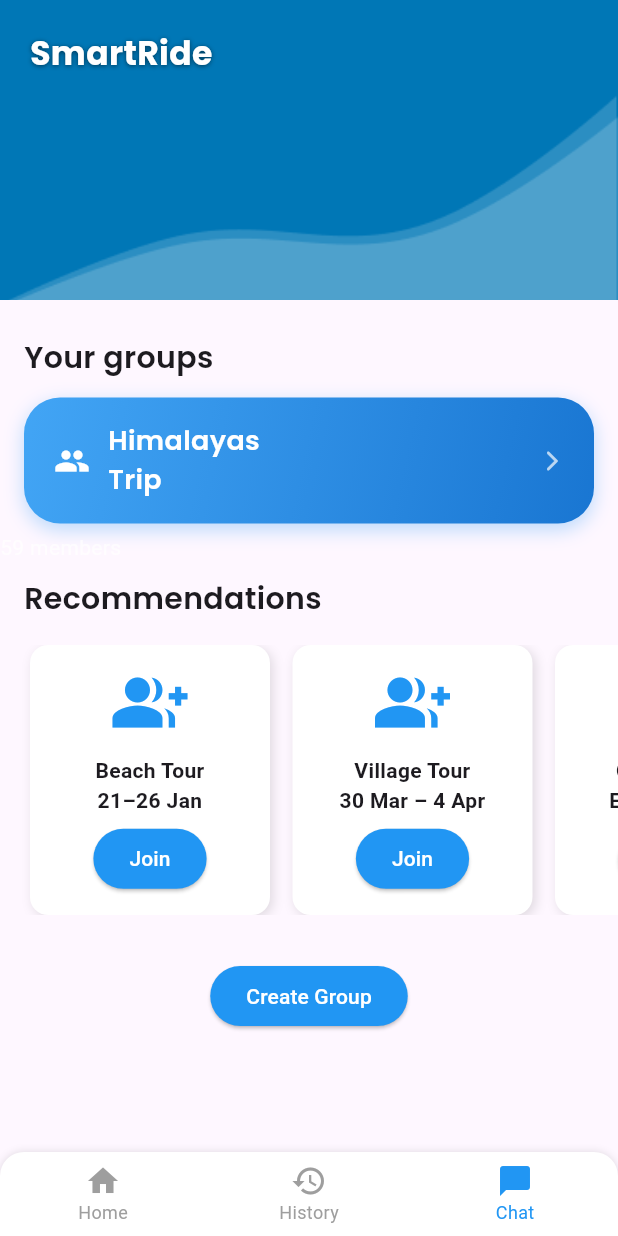
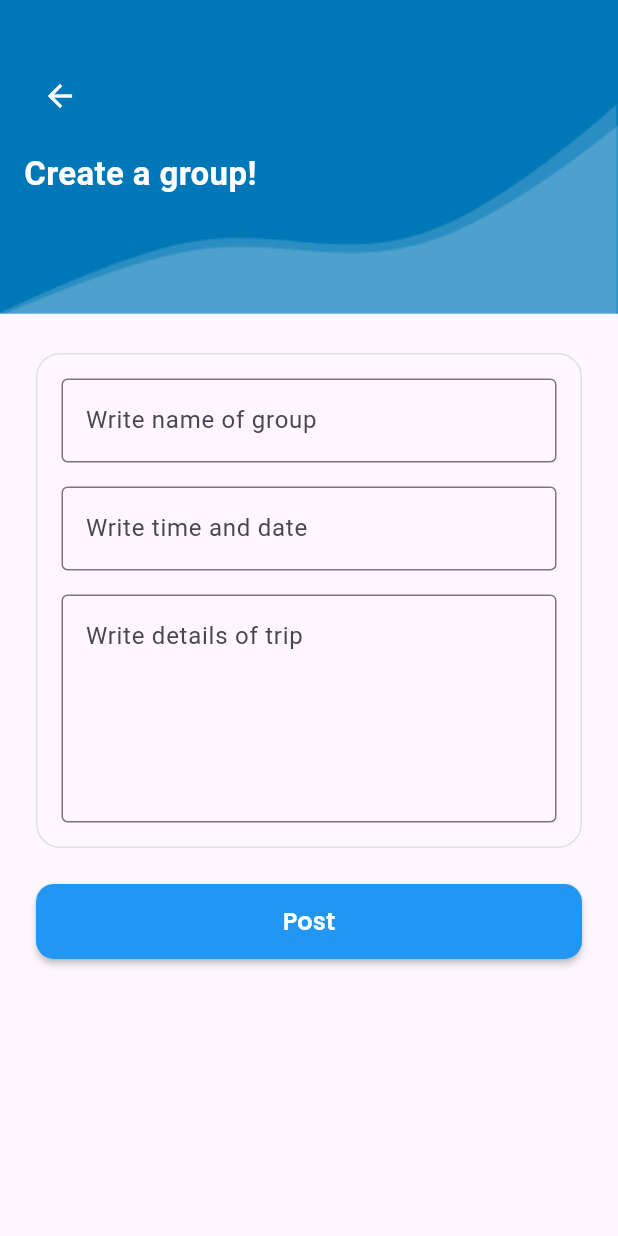
Before and after one commit to Jawad-Hassan/AI-Smart-Ride, a Flutter app: the HomePageView screen opened by its route, item 3 of the bottom bar chosen, after a tap on "Create Group", on a phone screen of 412 x 824 dp. Run offline on Flutter 3.47's test engine with Material 3 defaults, Android fonts, the phone set to English and light mode, and no system bars; our stand-ins replace flutter_map, get, latlong2.

Commit message:
group_posting

```diff
--- a/lib/src/modules/Home_Page/homepage_view.dart
+++ b/lib/src/modules/Home_Page/homepage_view.dart
@@ -42,7 +42,7 @@ class HomePageView extends StatelessWidget {
                   case 1:
                     return HistoryView();
                   case 2:
-                    return const GroupChatScreen();
+                    return GroupChatScreen();
                   default:
                     return _buildHomeContent(context);
                 }
--- a/lib/src/modules/chat_page/chat_page_view.dart
+++ b/lib/src/modules/chat_page/chat_page_view.dart
@@ -1,24 +1,23 @@
+// chat_page_view.dart
 import 'package:flutter/material.dart';
 import 'package:flutter_application_1/src/modules/chat_page/chat_page_logic.dart';
 import 'package:flutter_application_1/src/modules/chatting_screen/chatting_screen_view.dart';
-import 'package:flutter_application_1/src/modules/customwidget/custom_button.dart';
+import 'package:flutter_application_1/src/modules/group_posting/group_posting_logic.dart';
+import 'package:flutter_application_1/src/modules/group_posting/group_posting_view.dart';
 import 'package:get/get.dart';
 
 import 'package:flutter_application_1/src/modules/utlis/app_fonts.dart';
 import 'package:flutter_application_1/src/modules/utlis/app_images.dart';
 
 class GroupChatScreen extends StatelessWidget {
-  const GroupChatScreen({super.key});
+  GroupChatScreen({super.key});
+  final postLogic = Get.put(GroupPostingLogic());
 
   @override
   Widget build(BuildContext context) {
     final controller = Get.put(ChatPageLogic());
 
     return Scaffold(
-      // bottomNavigationBar: CustomBottomNavBar(
-      //   currentIndex: controller.currentIndex,
-      //   onTap: (index) => controller.onNavTapped(index, context),
-      // ),
       body: SingleChildScrollView(
         child: Column(
           crossAxisAlignment: CrossAxisAlignment.start,
@@ -56,22 +55,19 @@ class GroupChatScreen extends StatelessWidget {
                 ),
               ],
             ),
-
             Center(
               child: Column(
                 crossAxisAlignment: CrossAxisAlignment.start,
-                mainAxisAlignment: MainAxisAlignment.center,
                 children: [
+                  const SizedBox(height: 24),
                   Padding(
                     padding: const EdgeInsets.symmetric(horizontal: 16.0),
                     child: Column(
                       crossAxisAlignment: CrossAxisAlignment.start,
                       children: [
-                        const SizedBox(height: 24),
                         Text(
                           'Your groups',
-                          style:
-                              StyleRefer.poppinsSemiBold.copyWith(fontSize: 20),
+                          style: StyleRefer.poppinsSemiBold.copyWith(fontSize: 20),
                         ),
                         const SizedBox(height: 12),
                         buildGroupButton('Himalayas\nTrip'),
@@ -93,23 +89,24 @@ class GroupChatScreen extends StatelessWidget {
               ),
             ),
             const SizedBox(height: 16),
-            SizedBox(
+            Obx(() => SizedBox(
                   height: 180,
                   child: ListView(
                     scrollDirection: Axis.horizontal,
                     padding: const EdgeInsets.symmetric(horizontal: 20),
-                children: [
-                  _buildRecommendationCard('Beach Tour\n21–26 Jan'),
-                  _buildRecommendationCard('Village Tour\n30 Mar – 4 Apr'),
-                  _buildRecommendationCard('City Meetup\nEvery Sunday'),
-                ],
+                    children: postLogic.postedGroups.map((group) {
+                      final name = group['name']!;
+                      final time = group['time']!;
+                      return _buildRecommendationCard("$name\n$time");
+                    }).toList(),
                   ),
-            ),
+                )),
             const SizedBox(height: 30),
             Center(
               child: ElevatedButton(
                 onPressed: () {
-                  // Navigate to Create Group screen
+                  Navigator.push(context,
+                      MaterialPageRoute(builder: (context) => GroupPostingView()));
                 },
                 style: ElevatedButton.styleFrom(
                   backgroundColor: Colors.blue,
@@ -153,9 +150,7 @@ class GroupChatScreen extends StatelessWidget {
           ),
           const SizedBox(height: 5),
           ElevatedButton(
-            onPressed: () {
-              // Join group logic
-            },
+            onPressed: () {},
             style: ElevatedButton.styleFrom(
               backgroundColor: Colors.blue,
               foregroundColor: Colors.white,
@@ -170,7 +165,6 @@ class GroupChatScreen extends StatelessWidget {
   Widget buildGroupButton(String title) {
     return InkWell(
       onTap: () {
-        // Navigate to group chat or details
         Get.to(() => ChattingScreenView());
       },
       borderRadius: BorderRadius.circular(24),
--- /dev/null
+++ b/lib/src/modules/group_posting/group_posting_logic.dart
@@ -0,0 +1,42 @@
+// group_posting_logic.dart
+import 'package:flutter/material.dart';
+import 'package:get/get.dart';
+
+class GroupPostingLogic extends GetxController {
+  final groupNameController = TextEditingController();
+  final dateTimeController = TextEditingController();
+  final detailsController = TextEditingController();
+
+  // Store posted groups
+  var postedGroups = <Map<String, String>>[].obs;
+
+
+  void postGroup() {
+    final name = groupNameController.text;
+    final time = dateTimeController.text;
+    final details = detailsController.text;
+
+    if (name.isNotEmpty && time.isNotEmpty && details.isNotEmpty) {
+      postedGroups.add({
+        'name': name,
+        'time': time,
+        'details': details,
+      });
+
+      Get.snackbar("Group Created", "Name: $name\nTime: $time\nDetails: $details");
+      groupNameController.clear();
+      dateTimeController.clear();
+      detailsController.clear();
+    } else {
+      Get.snackbar("Error", "All fields are required.");
+    }
+  }
+
+  @override
+  void onClose() {
+    groupNameController.dispose();
+    dateTimeController.dispose();
+    detailsController.dispose();
+    super.onClose();
+  }
+}
--- /dev/null
+++ b/lib/src/modules/group_posting/group_posting_view.dart
@@ -0,0 +1,102 @@
+// group_posting_view.dart
+import 'package:flutter/material.dart';
+import 'package:flutter_application_1/src/modules/customwidget/custom_button.dart';
+import 'package:get/get.dart';
+import 'group_posting_logic.dart';
+
+class GroupPostingView extends StatelessWidget {
+  final logic = Get.put(GroupPostingLogic());
+
+  GroupPostingView({super.key});
+
+  @override
+  Widget build(BuildContext context) {
+    return Scaffold(
+      body: SingleChildScrollView(
+        child: Column(
+          children: [
+            Stack(
+              children: [
+                Image.asset(
+                  "assets/images/top.png",
+                  width: double.infinity,
+                  fit: BoxFit.cover,
+                ),
+                Positioned(
+                  top: 40,
+                  left: 16,
+                  child: IconButton(
+                    icon: const Icon(Icons.arrow_back, color: Colors.white),
+                    onPressed: () => Get.back(),
+                  ),
+                ),
+                const Positioned(
+                  top: 100,
+                  left: 16,
+                  child: Text(
+                    'Create a group!',
+                    style: TextStyle(
+                      color: Colors.white,
+                      fontSize: 22,
+                      fontWeight: FontWeight.bold,
+                    ),
+                  ),
+                ),
+              ],
+            ),
+            const SizedBox(height: 24),
+            Padding(
+              padding: const EdgeInsets.symmetric(horizontal: 24),
+              child: Container(
+                padding: const EdgeInsets.all(16),
+                decoration: BoxDecoration(
+                  border: Border.all(color: Colors.grey.shade300),
+                  borderRadius: BorderRadius.circular(16),
+                ),
+                child: Column(
+                  children: [
+                    TextField(
+                      controller: logic.groupNameController,
+                      decoration: const InputDecoration(
+                        hintText: "Write name of group",
+                        border: OutlineInputBorder(),
+                      ),
+                    ),
+                    const SizedBox(height: 16),
+                    TextField(
+                      controller: logic.dateTimeController,
+                      decoration: const InputDecoration(
+                        hintText: "Write time and date",
+                        border: OutlineInputBorder(),
+                      ),
+                    ),
+                    const SizedBox(height: 16),
+                    TextField(
+                      controller: logic.detailsController,
+                      maxLines: 5,
+                      decoration: const InputDecoration(
+                        hintText: "Write details of trip",
+                        border: OutlineInputBorder(),
+                      ),
+                    ),
+                  ],
+                ),
+              ),
+            ),
+            const SizedBox(height: 24),
+            Padding(
+              padding: const EdgeInsets.symmetric(horizontal: 24),
+              child: CustomButton(
+                text: "Post",
+                onPressed: () {
+                  logic.postGroup();
+                },
+              ),
+            ),
+            const SizedBox(height: 24),
+          ],
+        ),
+      ),
+    );
+  }
+}
--- a/lib/src/modules/history_screen/history_logic.dart
+++ b/lib/src/modules/history_screen/history_logic.dart
@@ -33,7 +33,7 @@ class HistoryLogic {
       case 2:
         Navigator.pushReplacement(
           context,
-          MaterialPageRoute(builder: (context) => const GroupChatScreen()),
+          MaterialPageRoute(builder: (context) => GroupChatScreen()),
         );
         break;
     }
```
Lines whose indentation alone changed are shown as unchanged.
